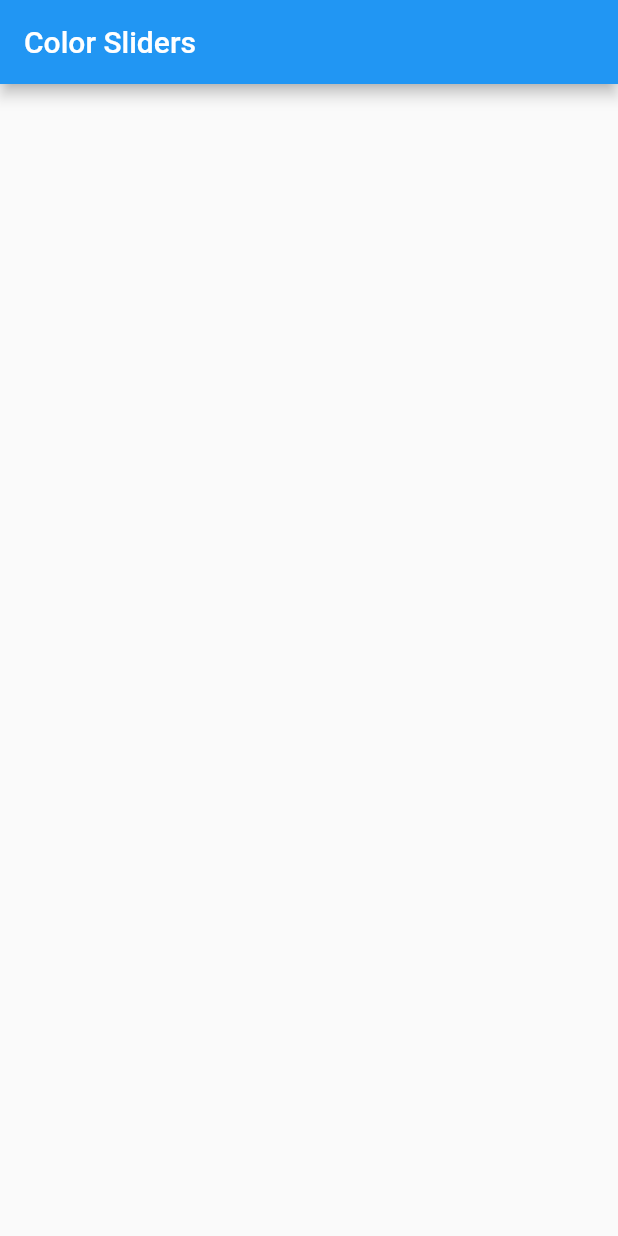
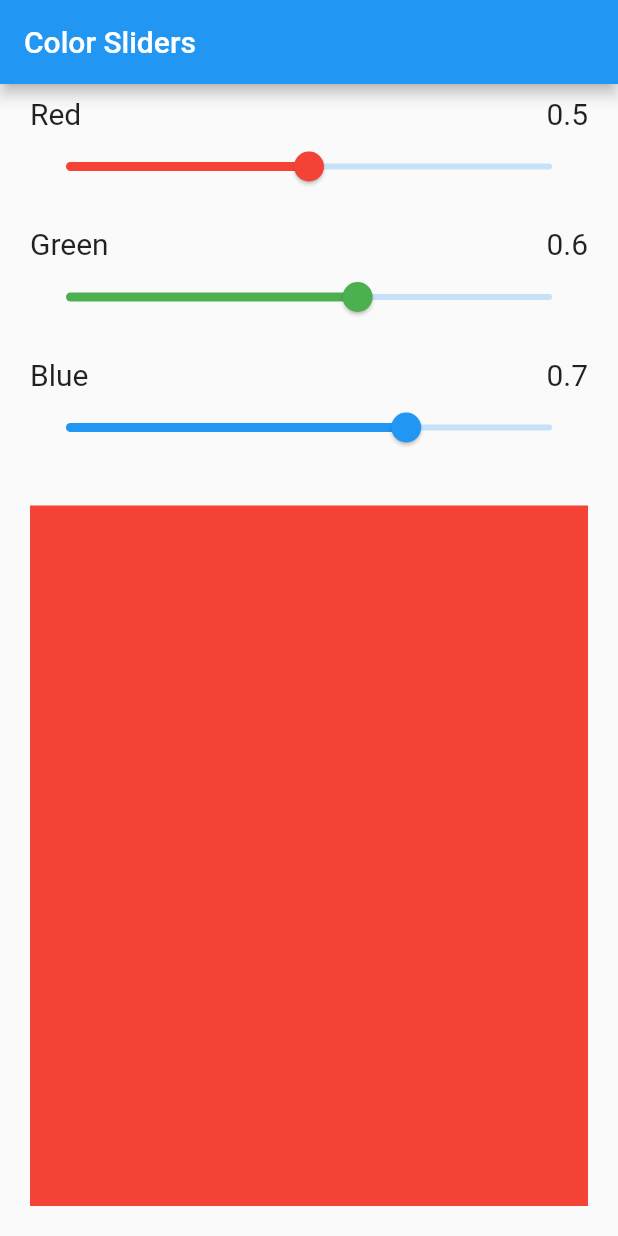
Before and after one commit to CSSE490-Flutter-Winter-2022-2023/ColorSliders, a Flutter app: the screen it shows after launch, on a phone screen of 412 x 824 dp. Run offline on Flutter 3.47's test engine with Material 2 defaults, Android fonts, the phone set to English and light mode, and no system bars.

Commit message:
in class code

```diff
--- /dev/null
+++ b/color_sliders/lib/color_slider_component.dart
@@ -0,0 +1,51 @@
+import 'package:flutter/material.dart';
+import 'package:flutter/src/widgets/container.dart';
+import 'package:flutter/src/widgets/framework.dart';
+
+class ColorSlider extends StatelessWidget {
+  final String title;
+  final double value;
+  final Color color;
+
+  const ColorSlider({
+    super.key,
+    required this.title,
+    required this.value,
+    required this.color,
+  });
+
+  @override
+  Widget build(BuildContext context) {
+    return Container(
+      padding: const EdgeInsets.symmetric(
+        horizontal: 20.0,
+        vertical: 8.0,
+      ),
+      child: Column(
+        children: [
+          Row(
+            mainAxisAlignment: MainAxisAlignment.spaceBetween,
+            children: [
+              Text(
+                title,
+                style: const TextStyle(fontSize: 20.0),
+              ),
+              Text(
+                "$value",
+                style: const TextStyle(fontSize: 20.0),
+              ),
+            ],
+          ),
+          Slider(
+            value: value,
+            thumbColor: color,
+            activeColor: color,
+            onChanged: (newValue) {
+              print("TODO: Tell the state about this new value $newValue");
+            },
+          )
+        ],
+      ),
+    );
+  }
+}
--- a/color_sliders/lib/color_sliders_page.dart
+++ b/color_sliders/lib/color_sliders_page.dart
@@ -1,6 +1,5 @@
+import 'package:color_sliders/color_slider_component.dart';
 import 'package:flutter/material.dart';
-import 'package:flutter/src/widgets/container.dart';
-import 'package:flutter/src/widgets/framework.dart';
 
 class ColorSlidersPage extends StatefulWidget {
   const ColorSlidersPage({super.key});
@@ -10,6 +9,10 @@ class ColorSlidersPage extends StatefulWidget {
 }
 
 class _ColorSlidersPageState extends State<ColorSlidersPage> {
+  double redValue = 0.5;
+  double greenValue = 0.6;
+  double blueValue = 0.7;
+
   @override
   Widget build(BuildContext context) {
     return Scaffold(
@@ -17,7 +20,21 @@ class _ColorSlidersPageState extends State<ColorSlidersPage> {
           title: const Text("Color Sliders"),
         ),
         body: Column(
-          children: [],
+          children: [
+            ColorSlider(
+              title: "Red",
+              value: redValue,
+              color: Colors.red,
+            ),
+            ColorSlider(title: "Green", value: greenValue, color: Colors.green),
+            ColorSlider(title: "Blue", value: blueValue, color: Colors.blue),
+            Expanded(
+              child: Container(
+                margin: const EdgeInsets.all(20.0),
+                color: Colors.red,
+              ),
+            )
+          ],
         ));
   }
 }
```
